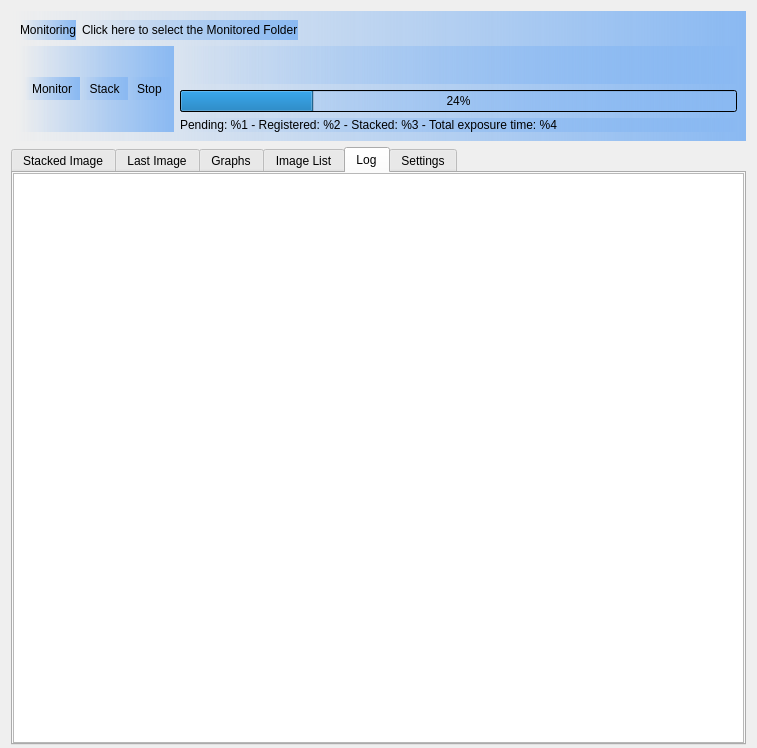
Above: DeepSkyStackerLive/ui/DeepSkyStackerLive.ui from deepskystacker/DSS before the change. Below: the same form after it.
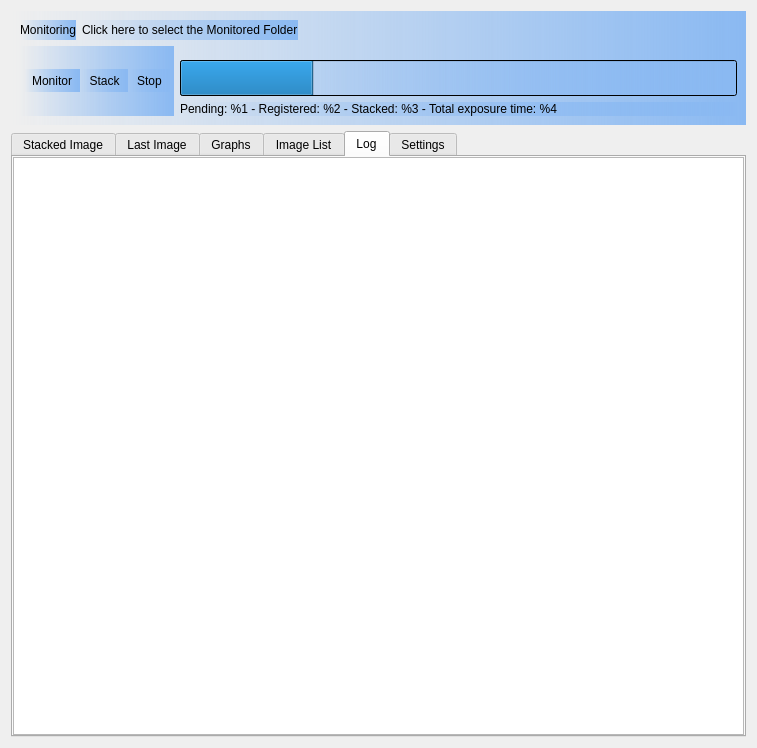
That is the form after the change. Icons and pictures are not drawn. Custom widgets are drawn as their Qt base class.

```diff
--- a/DeepSkyStackerLive/ui/DeepSkyStackerLive.ui
+++ b/DeepSkyStackerLive/ui/DeepSkyStackerLive.ui
@@ -120,31 +120,38 @@
         <item>
          <layout class="QVBoxLayout" name="verticalLayout">
           <item>
-           <widget class="QLabel" name="progressLabel">
+           <spacer name="verticalSpacer">
+            <property name="orientation">
+             <enum>Qt::Vertical</enum>
+            </property>
+            <property name="sizeType">
+             <enum>QSizePolicy::Fixed</enum>
+            </property>
+            <property name="sizeHint" stdset="0">
+             <size>
+              <width>20</width>
+              <height>14</height>
+             </size>
+            </property>
+           </spacer>
+          </item>
+          <item>
+           <widget class="QProgressBar" name="progressBar">
             <property name="minimumSize">
              <size>
               <width>0</width>
-              <height>38</height>
+              <height>36</height>
              </size>
             </property>
-            <property name="font">
-             <font>
-              <pointsize>8</pointsize>
-             </font>
+            <property name="styleSheet">
+             <string notr="true">background: qcolor(rgba(0,0,0,0))</string>
             </property>
-            <property name="text">
-             <string notr="true"/>
-            </property>
-            <property name="alignment">
-             <set>Qt::AlignCenter</set>
-            </property>
-           </widget>
-          </item>
-          <item>
-           <widget class="QProgressBar" name="progressBar">
             <property name="value">
              <number>24</number>
             </property>
+            <property name="format">
+             <string/>
+            </property>
            </widget>
           </item>
           <item>
@@ -155,6 +162,9 @@
               <verstretch>0</verstretch>
              </sizepolicy>
             </property>
+            <property name="styleSheet">
+             <string notr="true">background: qcolor(rgba(0,0,0,0))</string>
+            </property>
             <property name="text">
              <string comment="IDC_STATS">Pending: %1 - Registered: %2 - Stacked: %3 - Total exposure time: %4</string>
             </property>
```
